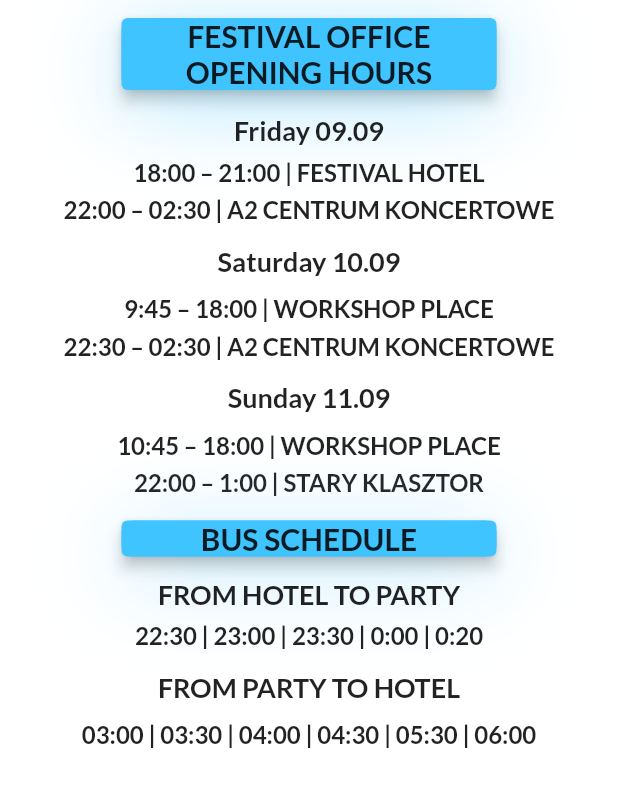
After one commit to Chmielutek/cdt2022, a Flutter app: the InformationScreen screen opened by its route, on a phone screen of 412 x 824 dp. The commit adds this screen. Shown: the top 787 px of the screen. Run offline on Flutter 3.47's test engine with Material 2 defaults, Android fonts, the phone set to English and light mode, and no system bars; our stand-ins replace sqflite, timeline_tile; missing offline and left inert: maps_launcher; accounts and stored records are empty; generated files the repository leaves out were written again.

Commit message:
add information screen

```diff
--- a/lib/l10n/app_en.arb
+++ b/lib/l10n/app_en.arb
@@ -19,8 +19,12 @@
     "@favorites": {
         "description": ""
     },
-    "information": "Information",
+    "information": "Info",
     "@information": {
+        "description": ""
+    },
+    "friday": "Friday",
+    "@friday": {
         "description": ""
     },
     "saturday": "Saturday",
@@ -98,5 +102,25 @@
     "groupphoto": "Group Photo",
     "@groupphoto": {
         "description": ""
+    },
+    "openinghours": "FESTIVAL OFFICE\nOPENING HOURS",
+    "@openinghours": {
+        "description": ""
+    },
+    "busschedule": "BUS SCHEDULE",
+    "@busschedule": {
+        "description": ""
+    },
+    "fromhotel": "FROM HOTEL TO PARTY",
+    "@fromhotel": {
+        "description": ""
+    },
+    "fromparty": "FROM PARTY TO HOTEL",
+    "@fromparty": {
+        "description": ""
+    },
+    "workshopplace": "WORKSHOP PLACE",
+    "@workshopplace": {
+        "description": ""
     }
 }
--- a/lib/l10n/app_pl.arb
+++ b/lib/l10n/app_pl.arb
@@ -4,6 +4,7 @@
 	"classes": "Zajęcia",
 	"locations": "Miejsca",
     "favorites": "Ulubione",
+    "friday": "Piątek",
     "saturday": "Sobota",
     "sunday": "Niedziela",
     "nofavsheader": "Nie masz jeszcze żadnych ulubionych!",
@@ -23,5 +24,10 @@
     "copyaddress": "Skopiuj adres",
     "backentrance": "(Tylne Wejście)",
     "groupphoto": "Zdjęcie Groupowe",
-    "information": "Informacje"
+    "information": "Info",
+    "openinghours": "GODZINY OTWARCIA\nBIURA FESTIWALOWEGO",
+    "busschedule": "ROZKŁAD JAZDY AUTOBUSU",
+    "fromhotel": "Z HOTELU NA IMPREZĘ",
+    "fromparty": "Z IMPREZY DO HOTELU",
+    "workshopplace": "WARSZTATY"
 }
--- a/lib/main.dart
+++ b/lib/main.dart
@@ -6,6 +6,7 @@ import 'package:flutter_gen/gen_l10n/app_locatizations.dart';
 
 import 'models/favorites.dart';
 import 'screens/about_us_screen.dart';
+import 'screens/information_screen.dart';
 import 'screens/location_details_screen.dart';
 import 'screens/tabs_screen.dart';
 import 'screens/splash_screen.dart';
@@ -67,7 +68,8 @@ class _MyAppState extends State<MyApp> {
         routes: {
           TabsScreen.routeName: (ctx) => TabsScreen(),
           AboutUsScreen.routeName: (ctx) => AboutUsScreen(),
-          LocationDetailsScreen.routeName: (ctx) => LocationDetailsScreen()
+          LocationDetailsScreen.routeName: (ctx) => LocationDetailsScreen(),
+          InformationScreen.routeName: (ctx) => InformationScreen()
         },
       ),
     );
--- /dev/null
+++ b/lib/screens/information_screen.dart
@@ -0,0 +1,188 @@
+import 'package:flutter/material.dart';
+import 'package:flutter_gen/gen_l10n/app_locatizations.dart';
+
+class InformationScreen extends StatelessWidget {
+  static String routeName = '/info-screen';
+
+  @override
+  Widget build(BuildContext context) {
+    Size size = MediaQuery.of(context).size;
+    return Scaffold(
+      body: SingleChildScrollView(
+        child: Container(
+          height: size.height * 0.8,
+          child: ListView(
+            physics: NeverScrollableScrollPhysics(),
+                children: [
+                  FridayOffice(),
+                  SaturdayOffice(),
+                  SundayOffice(),
+                  BusSchedule()
+                ]
+            ),
+        ),
+      ),
+    );
+  }
+}
+
+class FridayOffice extends StatelessWidget {
+  const FridayOffice({Key? key}) : super(key: key);
+
+  @override
+  Widget build(BuildContext context) {
+    return Column(
+      children: [
+        Padding(
+          padding: const EdgeInsets.symmetric(vertical: 8.0),
+          child: Card(
+            color: Colors.lightBlueAccent,
+            elevation: 4,
+            child: Container(
+              decoration: BoxDecoration(
+                  borderRadius: BorderRadius.all(Radius.circular(8)),
+                  color: Colors.lightBlueAccent,
+                  boxShadow: [
+                    BoxShadow(
+                        offset: Offset(0, 10),
+                        blurRadius: 50,
+                        color: Colors.lightBlueAccent.withOpacity(0.4)
+                    )
+                  ]
+              ),
+              width: 250,
+              child: Text(AppLocalizations.of(context)?.openinghours as String,
+                  textAlign: TextAlign.center,
+                  style: TextStyle(fontSize: 20, fontWeight: FontWeight.bold)),
+            ),
+          ),
+        ),
+        Padding(
+          padding: const EdgeInsets.symmetric(vertical: 4.0),
+          child: Container(
+            height: 25,
+            child: Text('${AppLocalizations.of(context)?.friday as String} 09.09', style: TextStyle(fontSize: 18, fontWeight: FontWeight.bold)),
+          ),
+        ),
+        Container(
+          height: 25,
+          child: Text('18:00 – 21:00 | FESTIVAL HOTEL', style: TextStyle(fontSize: 16)),
+        ),
+        Container(
+          height: 25,
+          child: Text('22:00 – 02:30 | A2 CENTRUM KONCERTOWE', style: TextStyle(fontSize: 16)),
+        )
+      ],
+    );
+  }
+}
+
+class SaturdayOffice extends StatelessWidget {
+  const SaturdayOffice({Key? key}) : super(key: key);
+
+  @override
+  Widget build(BuildContext context) {
+    return Column(
+      children: [
+        Padding(
+          padding: const EdgeInsets.symmetric(vertical: 8.0),
+          child: Container(
+            height: 25,
+            child: Text('${AppLocalizations.of(context)?.saturday as String} 10.09', style: TextStyle(fontSize: 18, fontWeight: FontWeight.bold)),
+          ),
+        ),
+        Container(
+          height: 25,
+          child: Text('9:45 – 18:00 | ${AppLocalizations.of(context)?.workshopplace as String}', style: TextStyle(fontSize: 16)),
+        ),
+        Container(
+          height: 25,
+          child: Text('22:30 – 02:30 | A2 CENTRUM KONCERTOWE', style: TextStyle(fontSize: 16)),
+        )
+      ],
+    );
+  }
+}
+
+class SundayOffice extends StatelessWidget {
+  const SundayOffice({Key? key}) : super(key: key);
+
+  @override
+  Widget build(BuildContext context) {
+    return Column(
+      children: [
+        Padding(
+          padding: const EdgeInsets.symmetric(vertical: 8.0),
+          child: Container(
+            height: 25,
+            child: Text('${AppLocalizations.of(context)?.sunday as String} 11.09', style: TextStyle(fontSize: 18, fontWeight: FontWeight.bold)),
+          ),
+        ),
+        Container(
+          height: 25,
+          child: Text('10:45 – 18:00 | ${AppLocalizations.of(context)?.workshopplace as String}', style: TextStyle(fontSize: 16)),
+        ),
+        Container(
+          height: 25,
+          child: Text('22:00 – 1:00 | STARY KLASZTOR', style: TextStyle(fontSize: 16)),
+        )
+      ],
+    );
+  }
+}
+
+class BusSchedule extends StatelessWidget {
+  const BusSchedule({Key? key}) : super(key: key);
+
+  @override
+  Widget build(BuildContext context) {
+    return Column(
+      children: [
+        Card(
+          color: Colors.lightBlueAccent,
+          elevation: 4,
+          margin: EdgeInsets.all(10),
+          child: Container(
+            decoration: BoxDecoration(
+                borderRadius: BorderRadius.all(Radius.circular(8)),
+                color: Colors.lightBlueAccent,
+                boxShadow: [
+                  BoxShadow(
+                      offset: Offset(0, 10),
+                      blurRadius: 50,
+                      color: Colors.lightBlueAccent.withOpacity(0.4)
+                  )
+                ]
+            ),
+            width: 250,
+            child: Text(AppLocalizations.of(context)?.busschedule as String,
+                textAlign: TextAlign.center,
+                style: TextStyle(fontSize: 20, fontWeight: FontWeight.bold)),
+          ),
+        ),
+        Padding(
+          padding: const EdgeInsets.symmetric(vertical: 4.0),
+          child: Container(
+            height: 25,
+            child: Text(AppLocalizations.of(context)?.fromhotel as String, style: TextStyle(fontSize: 18, fontWeight: FontWeight.bold)),
+          ),
+        ),
+        Container(
+          height: 25,
+          child: Text('22:30 | 23:00 | 23:30 | 0:00 | 0:20', style: TextStyle(fontSize: 16)),
+        ),
+        Padding(
+          padding: const EdgeInsets.symmetric(vertical: 8.0),
+          child: Container(
+            height: 25,
+            child: Text(AppLocalizations.of(context)?.fromparty as String, style: TextStyle(fontSize: 18, fontWeight: FontWeight.bold)),
+          ),
+        ),
+        Container(
+          height: 25,
+          child: Text('03:00 | 03:30 | 04:00 | 04:30 | 05:30 | 06:00', style: TextStyle(fontSize: 16)),
+        )
+      ],
+    );
+  }
+}
--- a/lib/screens/tabs_screen.dart
+++ b/lib/screens/tabs_screen.dart
@@ -1,4 +1,5 @@
 import 'package:calle_de_timberos/main.dart';
+import 'package:calle_de_timberos/screens/information_screen.dart';
 import 'package:flutter/material.dart';
 import 'package:flutter_gen/gen_l10n/app_locatizations.dart';
 
@@ -33,6 +34,10 @@ class _TabsScreenState extends State<TabsScreen> {
       {
         'page': FavoritesScreen(),
         'title': 'Classes'
+      },
+      {
+        'page': InformationScreen(),
+        'title': 'Info'
       },
     ];
     super.initState();
@@ -72,6 +77,7 @@ class _TabsScreenState extends State<TabsScreen> {
       // drawer: MainDrawer(),
       body: _pages[_selectedPageIndex]['page'] as Widget?,
       bottomNavigationBar: BottomNavigationBar(
+        type: BottomNavigationBarType.fixed,
         elevation: 0,
         onTap: _selectPage,
         backgroundColor: Colors.transparent,
@@ -90,6 +96,10 @@ class _TabsScreenState extends State<TabsScreen> {
           BottomNavigationBarItem(
               icon: Icon(Icons.favorite),
               label: AppLocalizations.of(context)?.favorites as String
+          ),
+          BottomNavigationBarItem(
+              icon: Icon(Icons.info_outline_rounded),
+              label: AppLocalizations.of(context)?.information as String
           )
         ],
       ),
```
